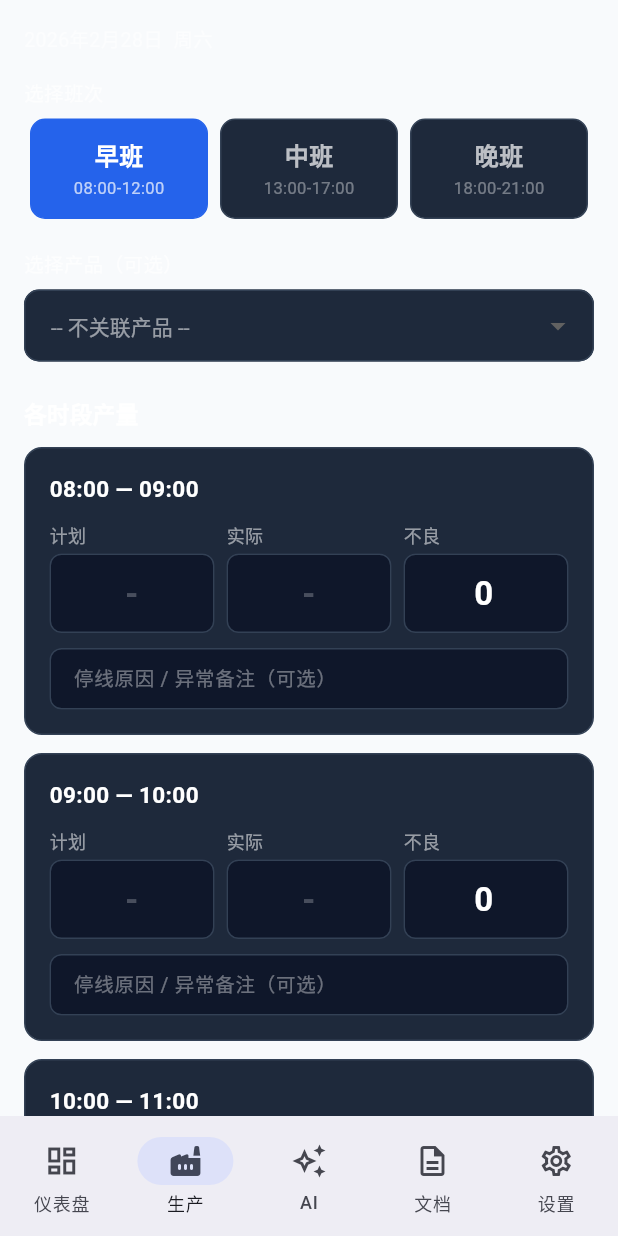
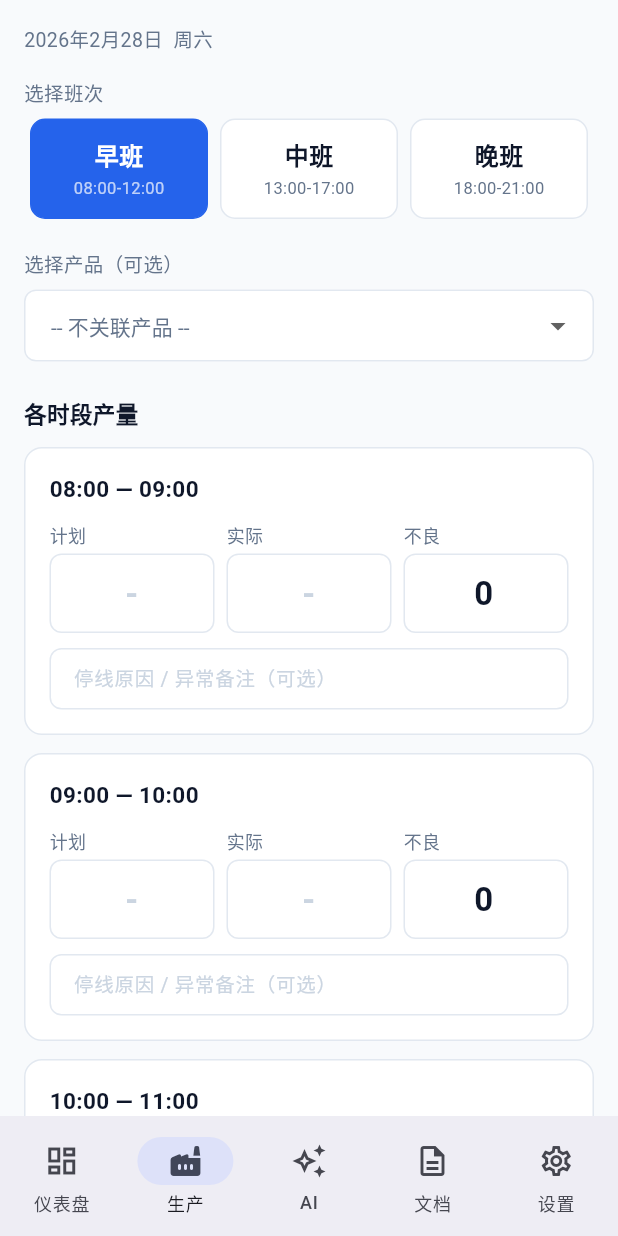
Before and after one commit to lian1107/smartfactory, a Flutter app: the DailyReportScreen screen opened by its route, on a phone screen of 412 x 824 dp. Run offline on Flutter 3.47's test engine with Material 3 defaults, Android fonts, the phone set to English and light mode, and no system bars; our stand-ins replace flutter_dotenv, flutter_riverpod, go_router, shimmer, supabase_flutter; accounts and stored records are empty; generated files the repository leaves out were written again.

Commit message:
style: retheme workshop screens and production widgets to light theme
Remove all hardcoded dark-mode colors (0xFF0F172A, 0xFF1E293B, 0xFF334155,
Colors.white/white70/white54/white38/white24 as text) from workshop screens
and production widgets; replace with AppColors light-theme tokens and let
the standard Material 3 light theme supply default InputDecoration styling.

Co-Authored-By: Claude Sonnet 4.6 <noreply@anthropic.com>

```diff
--- a/lib/screens/workshop/daily_report_screen.dart
+++ b/lib/screens/workshop/daily_report_screen.dart
@@ -1,5 +1,6 @@
 import 'package:flutter/material.dart';
 import 'package:flutter_riverpod/flutter_riverpod.dart';
+import 'package:smartfactory/config/theme.dart';
 import 'package:smartfactory/models/product.dart';
 import 'package:smartfactory/providers/project_providers.dart';
 import 'package:smartfactory/providers/report_providers.dart';
@@ -95,13 +96,13 @@ class _DailyReportScreenState extends ConsumerState<DailyReportScreen> {
           children: [
             Text(
               _formatDate(DateTime.now()),
-              style: const TextStyle(color: Colors.white54, fontSize: 13),
+              style: const TextStyle(color: AppColors.textSecondary, fontSize: 13),
             ),
             const SizedBox(height: 16),
 
             // 班次选择
             const Text('选择班次',
-                style: TextStyle(color: Colors.white70, fontSize: 13)),
+                style: TextStyle(color: AppColors.textSecondary, fontSize: 13)),
             const SizedBox(height: 8),
             ShiftSelector(
               selected: _shift,
@@ -116,7 +117,7 @@ class _DailyReportScreenState extends ConsumerState<DailyReportScreen> {
 
             // 产品选择
             const Text('选择产品（可选）',
-                style: TextStyle(color: Colors.white70, fontSize: 13)),
+                style: TextStyle(color: AppColors.textSecondary, fontSize: 13)),
             const SizedBox(height: 8),
             productsAsync.when(
               loading: () => const SizedBox(
@@ -140,7 +141,7 @@ class _DailyReportScreenState extends ConsumerState<DailyReportScreen> {
             const Text(
               '各时段产量',
               style: TextStyle(
-                  color: Colors.white,
+                  color: AppColors.textPrimary,
                   fontSize: 15,
                   fontWeight: FontWeight.w600),
             ),
@@ -201,21 +202,10 @@ class _ProductDropdown extends StatelessWidget {
   Widget build(BuildContext context) {
     return DropdownButtonFormField<String>(
       value: value,
-      dropdownColor: const Color(0xFF1E293B),
-      style: const TextStyle(color: Colors.white, fontSize: 14),
+      style: const TextStyle(color: AppColors.textPrimary, fontSize: 14),
       decoration: InputDecoration(
         hintText: '不选则不关联产品',
-        hintStyle: const TextStyle(color: Colors.white38),
-        filled: true,
-        fillColor: const Color(0xFF1E293B),
-        border: OutlineInputBorder(
-          borderRadius: BorderRadius.circular(10),
-          borderSide: const BorderSide(color: Color(0xFF334155)),
-        ),
-        enabledBorder: OutlineInputBorder(
-          borderRadius: BorderRadius.circular(10),
-          borderSide: const BorderSide(color: Color(0xFF334155)),
-        ),
+        hintStyle: const TextStyle(color: AppColors.textDisabled),
         contentPadding:
             const EdgeInsets.symmetric(horizontal: 14, vertical: 12),
       ),
@@ -223,7 +213,7 @@ class _ProductDropdown extends StatelessWidget {
         const DropdownMenuItem<String>(
           value: null,
           child: Text('-- 不关联产品 --',
-              style: TextStyle(color: Colors.white54)),
+              style: TextStyle(color: AppColors.textSecondary)),
         ),
         ...products.map((p) => DropdownMenuItem<String>(
               value: p.id,
--- a/lib/widgets/production/shift_selector.dart
+++ b/lib/widgets/production/shift_selector.dart
@@ -88,14 +88,10 @@ class ShiftSelector extends StatelessWidget {
                 duration: const Duration(milliseconds: 150),
                 padding: const EdgeInsets.symmetric(vertical: 12),
                 decoration: BoxDecoration(
-                  color: isSelected
-                      ? AppColors.primary
-                      : const Color(0xFF1E293B),
+                  color: isSelected ? AppColors.primary : Colors.white,
                   borderRadius: BorderRadius.circular(10),
                   border: Border.all(
-                    color: isSelected
-                        ? AppColors.primary
-                        : const Color(0xFF334155),
+                    color: isSelected ? AppColors.primary : AppColors.border,
                   ),
                 ),
                 child: Column(
@@ -103,7 +99,7 @@ class ShiftSelector extends StatelessWidget {
                     Text(
                       shift.label,
                       style: TextStyle(
-                        color: isSelected ? Colors.white : Colors.white70,
+                        color: isSelected ? Colors.white : AppColors.textPrimary,
                         fontWeight: FontWeight.bold,
                         fontSize: 16,
                       ),
@@ -112,7 +108,7 @@ class ShiftSelector extends StatelessWidget {
                     Text(
                       shift.timeRange,
                       style: TextStyle(
-                        color: isSelected ? Colors.white70 : Colors.white38,
+                        color: isSelected ? Colors.white70 : AppColors.textSecondary,
                         fontSize: 11,
                       ),
                     ),
--- a/lib/widgets/production/time_slot_card.dart
+++ b/lib/widgets/production/time_slot_card.dart
@@ -1,5 +1,6 @@
 import 'package:flutter/material.dart';
 import 'package:flutter/services.dart';
+import 'package:smartfactory/config/theme.dart';
 
 class TimeSlotFormData {
   final int slotStart;
@@ -48,9 +49,9 @@ class TimeSlotCard extends StatelessWidget {
       margin: const EdgeInsets.only(bottom: 12),
       padding: const EdgeInsets.all(16),
       decoration: BoxDecoration(
-        color: const Color(0xFF1E293B),
+        color: Colors.white,
         borderRadius: BorderRadius.circular(12),
-        border: Border.all(color: const Color(0xFF334155)),
+        border: Border.all(color: AppColors.border),
       ),
       child: Column(
         crossAxisAlignment: CrossAxisAlignment.start,
@@ -58,7 +59,7 @@ class TimeSlotCard extends StatelessWidget {
           Text(
             label,
             style: const TextStyle(
-              color: Colors.white,
+              color: AppColors.textPrimary,
               fontSize: 15,
               fontWeight: FontWeight.w600,
             ),
@@ -92,22 +93,12 @@ class TimeSlotCard extends StatelessWidget {
           const SizedBox(height: 10),
           TextFormField(
             controller: data.noteCtrl,
-            style: const TextStyle(color: Colors.white, fontSize: 14),
+            style: const TextStyle(color: AppColors.textPrimary, fontSize: 14),
             maxLines: 1,
             decoration: InputDecoration(
               hintText: '停线原因 / 异常备注（可选）',
               hintStyle:
-                  const TextStyle(color: Colors.white38, fontSize: 13),
-              filled: true,
-              fillColor: const Color(0xFF0F172A),
-              border: OutlineInputBorder(
-                borderRadius: BorderRadius.circular(8),
-                borderSide: const BorderSide(color: Color(0xFF334155)),
-              ),
-              enabledBorder: OutlineInputBorder(
-                borderRadius: BorderRadius.circular(8),
-                borderSide: const BorderSide(color: Color(0xFF334155)),
-              ),
+                  const TextStyle(color: AppColors.textDisabled, fontSize: 13),
               focusedBorder: OutlineInputBorder(
                 borderRadius: BorderRadius.circular(8),
                 borderSide: const BorderSide(
@@ -141,7 +132,7 @@ class _SlotNumberField extends StatelessWidget {
       crossAxisAlignment: CrossAxisAlignment.start,
       children: [
         Text(label,
-            style: const TextStyle(color: Colors.white54, fontSize: 12)),
+            style: const TextStyle(color: AppColors.textSecondary, fontSize: 12)),
         const SizedBox(height: 4),
         TextFormField(
           controller: controller,
@@ -149,25 +140,15 @@ class _SlotNumberField extends StatelessWidget {
           inputFormatters: [FilteringTextInputFormatter.digitsOnly],
           textAlign: TextAlign.center,
           style: const TextStyle(
-            color: Colors.white,
+            color: AppColors.textPrimary,
             fontSize: 22,
             fontWeight: FontWeight.bold,
           ),
           decoration: InputDecoration(
             hintText: defaultValue ?? '-',
             hintStyle: const TextStyle(
-              color: Colors.white24,
+              color: AppColors.textDisabled,
               fontSize: 22,
-            ),
-            filled: true,
-            fillColor: const Color(0xFF0F172A),
-            border: OutlineInputBorder(
-              borderRadius: BorderRadius.circular(8),
-              borderSide: const BorderSide(color: Color(0xFF334155)),
-            ),
-            enabledBorder: OutlineInputBorder(
-              borderRadius: BorderRadius.circular(8),
-              borderSide: const BorderSide(color: Color(0xFF334155)),
             ),
             focusedBorder: OutlineInputBorder(
               borderRadius: BorderRadius.circular(8),
```
Also changed, not shown: lib/screens/workshop/incoming_inspection_screen.dart (+16 -25 lines), lib/screens/workshop/quality_check_screen.dart (+12 -34 lines), lib/screens/workshop/repair_log_screen.dart (+16 -52 lines), lib/widgets/production/big_number_field.dart (+4 -22 lines).
